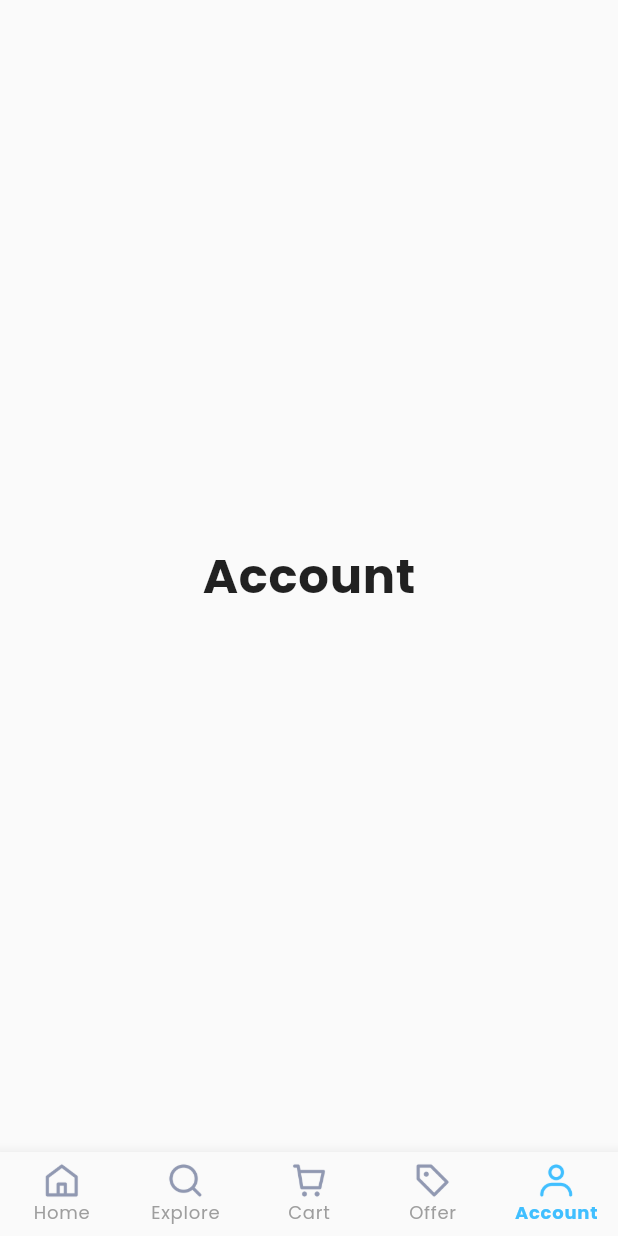
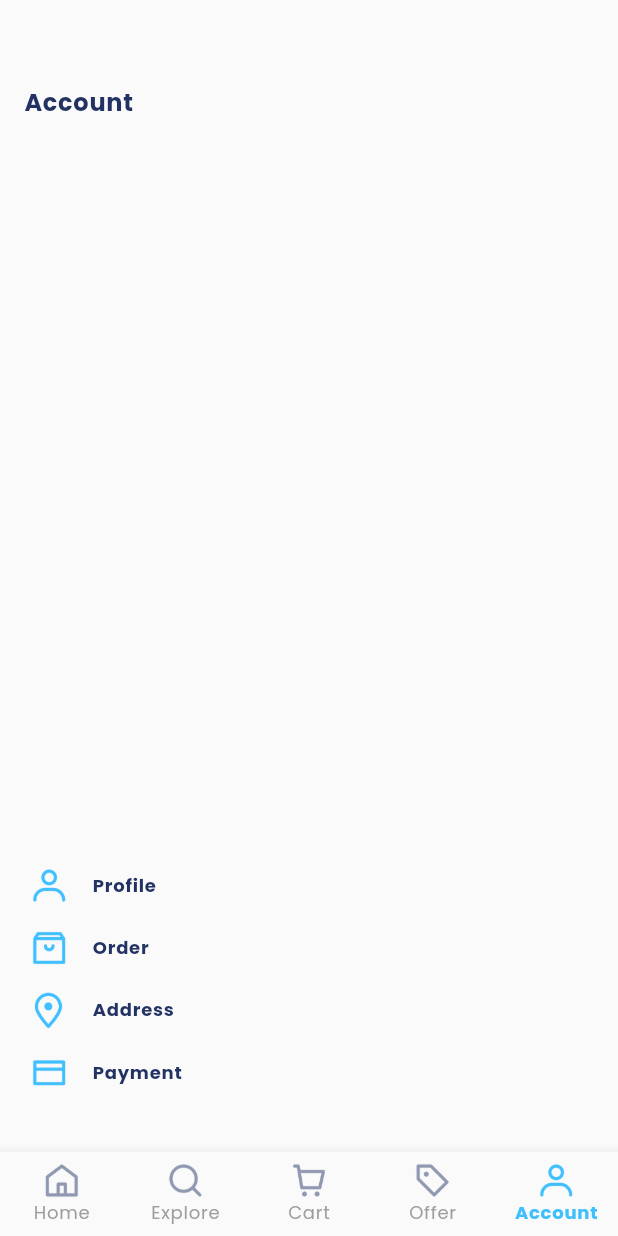
Before and after one commit to Root-J/flutter-eccomerce-template, a Flutter app: the screen it shows after launch, item 5 of the bottom bar chosen, on a phone screen of 412 x 824 dp. Run offline on Flutter 3.47's test engine with Material 2 defaults, Android fonts, the phone set to English and light mode, and no system bars; our stand-ins replace google_fonts.

Commit message:
account main page

```diff
--- a/lib/presentation/resources/assets_manager.dart
+++ b/lib/presentation/resources/assets_manager.dart
@@ -61,6 +61,8 @@ class SystemIcons {
   static const String transactionIcon = '$SYSTEM_ICONS_PATHx24/Transaction.png';
   static const String bankIcon = '$SYSTEM_ICONS_PATHx24/Bank.png';
   static const String creditCardIcon = '$SYSTEM_ICONS_PATHx24/Credit Card.png';
+  static const String bagIcon = '$SYSTEM_ICONS_PATHx24/bag.png';
+  static const String locationIcon = '$SYSTEM_ICONS_PATHx24/Location.png';
 
   static const String minusIcon = '$SYSTEM_ICONS_PATHx16/Minus.png';
   static const String plusIcon = '$SYSTEM_ICONS_PATHx16/Plus.png';
--- a/lib/presentation/resources/strings_manager.dart
+++ b/lib/presentation/resources/strings_manager.dart
@@ -53,4 +53,9 @@ class AppStrings {
   static const String edit = 'Edit';
   static const backToOrder = 'Back To Order';
   static const String next = 'Next';
+
+  // Account Page
+  static const String profile = 'Profile';
+  static const String order = "Order";
+  static const String address = "Address";
 }
--- a/lib/presentation/view/fragments/account_page/account_page.dart
+++ b/lib/presentation/view/fragments/account_page/account_page.dart
@@ -1,15 +1,82 @@
+import 'package:ecommerce_flutter/presentation/resources/assets_manager.dart';
+import 'package:ecommerce_flutter/presentation/resources/colors_manager.dart';
 import 'package:ecommerce_flutter/presentation/resources/strings_manager.dart';
+import 'package:ecommerce_flutter/presentation/resources/text_styles_manager.dart';
+import 'package:ecommerce_flutter/presentation/resources/values_manager.dart';
+import 'package:ecommerce_flutter/presentation/view/shared_widgets/header_padding.dart';
+import 'package:ecommerce_flutter/presentation/view/shared_widgets/text_header.dart';
 import 'package:flutter/material.dart';
-
-import '../../../resources/text_styles_manager.dart';
 
 class AccountPage extends StatelessWidget {
   const AccountPage({Key? key}) : super(key: key);
 
   @override
   Widget build(BuildContext context) {
-    return Center(
-      child: Text(AppStrings.account, style: const AppTextStyles().headingH1),
+    return Column(
+      crossAxisAlignment: CrossAxisAlignment.start,
+      children: [
+        const HeaderPadding(widget: TextHeader(text: AppStrings.account)),
+        Expanded(
+          child: Column(mainAxisAlignment: MainAxisAlignment.end, children: [
+            AccountItem(
+                imagePath: SystemIcons.userIcon,
+                txt: AppStrings.profile,
+                onTap: () {}),
+            AccountItem(
+                imagePath: SystemIcons.bagIcon,
+                txt: AppStrings.order,
+                onTap: () {}),
+            AccountItem(
+                imagePath: SystemIcons.locationIcon,
+                txt: AppStrings.address,
+                onTap: () {}),
+            AccountItem(
+                imagePath: SystemIcons.creditCardIcon,
+                txt: AppStrings.payment,
+                onTap: () {}),
+          ]),
+        )
+      ],
     );
   }
 }
+
+class AccountItem extends StatelessWidget {
+  final String imagePath;
+  final String txt;
+  final void Function() onTap;
+
+  const AccountItem(
+      {Key? key,
+      required this.imagePath,
+      required this.txt,
+      required this.onTap})
+      : super(key: key);
+
+  @override
+  Widget build(BuildContext context) {
+    return GestureDetector(
+      child: Padding(
+        padding:
+            const EdgeInsets.only(left: AppPadding.p4, bottom: AppPadding.p16),
+        child: Row(
+          mainAxisAlignment: MainAxisAlignment.start,
+          children: [
+            Image.asset(
+              imagePath,
+              scale: AppSize.s20,
+              color: AppColors.primaryBlue,
+            ),
+            const SizedBox(width: AppMargin.m16),
+            Text(
+              txt,
+              style: const AppTextStyles()
+                  .headingH6
+                  .copyWith(color: AppColors.neutralDark),
+            )
+          ],
+        ),
+      ),
+    );
+  }
+}
--- a/lib/presentation/view/fragments/offer_page.dart
+++ b/lib/presentation/view/fragments/offer_page.dart
@@ -1,4 +1,6 @@
 import 'package:ecommerce_flutter/presentation/resources/assets_manager.dart';
+import 'package:ecommerce_flutter/presentation/resources/strings_manager.dart';
+import 'package:ecommerce_flutter/presentation/resources/values_manager.dart';
 import 'package:flutter/material.dart';
 
 import '../shared_widgets/bars/coupon_bar.dart';
@@ -16,24 +18,24 @@ class OfferPage extends StatelessWidget {
       child: Column(
         crossAxisAlignment: CrossAxisAlignment.start,
         children: const <Widget>[
-          HeaderPadding(widget: TextHeader(text: 'Offer')),
+          HeaderPadding(widget: TextHeader(text: AppStrings.offer)),
           CouponBar(
               message:
                   'Use “MEGSL” Coupon For Get 90%off'), // ToDo add Api call that create that coupon
-          SizedBox(height: 24),
+          SizedBox(height: AppMargin.m24),
           SaleAd(
             bgImagePath: PromotionImage.redShoeImage,
             widget: SaleAdClock(
-                seconds: 25000, saleName: 'Super Flash Sale', discount: 50),
+                seconds: 25000, saleName: AppStrings.flashSale, discount: 50),
           ),
-          SizedBox(height: 24),
+          SizedBox(height: AppMargin.m24),
           SaleAd(
               bgImagePath: PromotionImage.whiteShoeImage,
               widget: RecommendationTexts(
                   title:
                       '90% Off Super Mega Sale', // ToDo add Api call that create Sale Ad Widget
                   subtitle: 'Special birthday gift for you')),
-          SizedBox(height: 24),
+          SizedBox(height: AppMargin.m24),
         ],
       ),
     );
```
